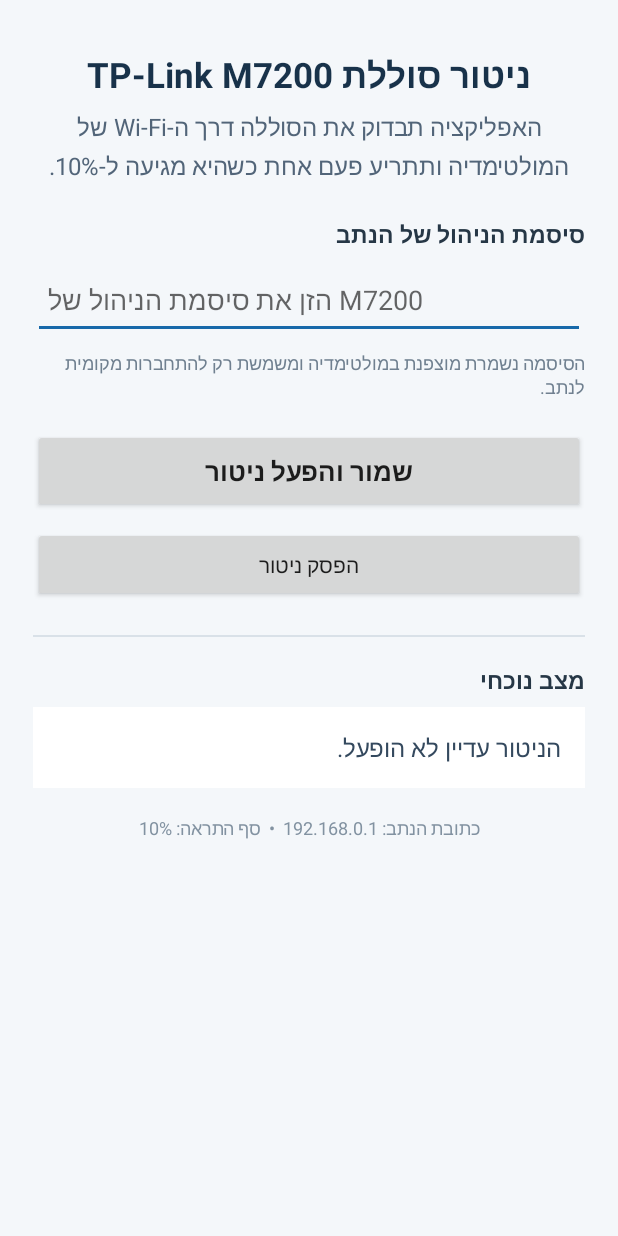
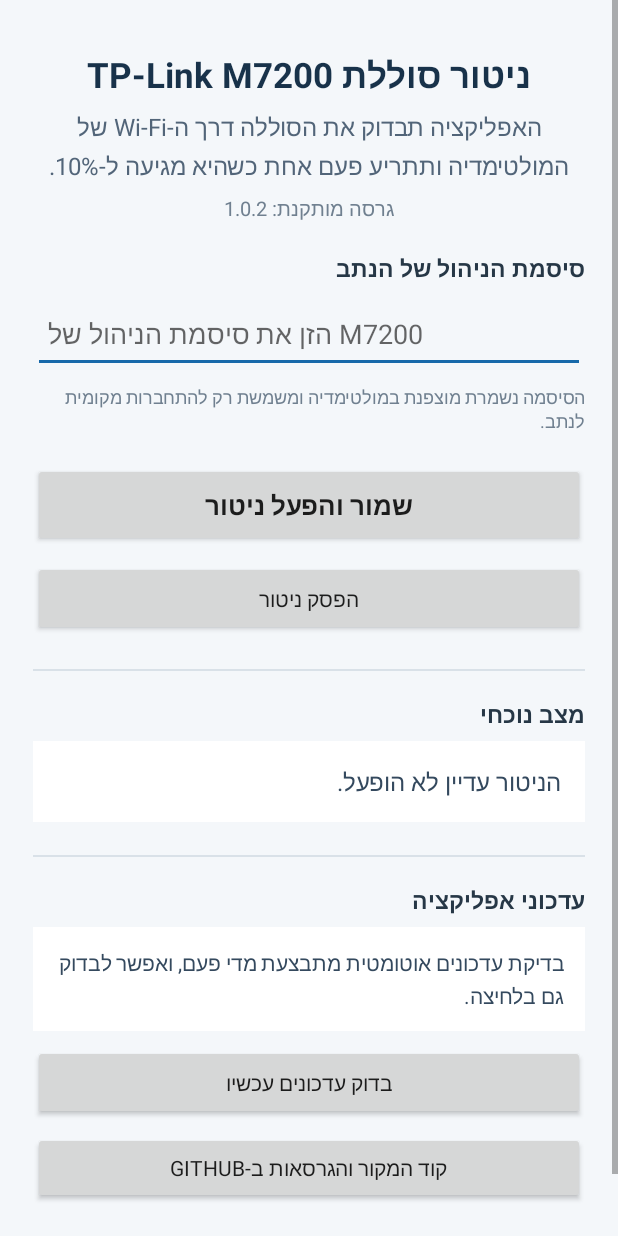
Before and after one commit to HAKOL-MILEMALA/TPLink-Battery-Alert, an Android app: the layout activity_main.xml on its own in the app's theme, with its tools: preview values and no code run, on a phone screen of 412 x 824 dp. Run offline under Robolectric (Android 15) with nearby library versions, the phone set to English and light mode, and no system bars.

Commit message:
Add app update and GitHub controls to main screen

```diff
--- a/app/src/main/res/layout/activity_main.xml
+++ b/app/src/main/res/layout/activity_main.xml
@@ -32,7 +32,17 @@
             android:textSize="16sp"
             android:lineSpacingExtra="4dp"
             android:gravity="center"
-            android:paddingBottom="24dp" />
+            android:paddingBottom="8dp" />
+
+        <TextView
+            android:id="@+id/appVersionText"
+            android:layout_width="match_parent"
+            android:layout_height="wrap_content"
+            android:text="גרסה מותקנת: 1.0.2"
+            android:textColor="#708090"
+            android:textSize="13sp"
+            android:gravity="center"
+            android:paddingBottom="20dp" />
 
         <TextView
             android:layout_width="match_parent"
@@ -105,6 +115,56 @@
             android:textSize="16sp"
             android:lineSpacingExtra="4dp" />
 
+        <View
+            android:layout_width="match_parent"
+            android:layout_height="1dp"
+            android:background="#D9E1E8"
+            android:layout_marginTop="22dp"
+            android:layout_marginBottom="18dp" />
+
+        <TextView
+            android:layout_width="match_parent"
+            android:layout_height="wrap_content"
+            android:text="עדכוני אפליקציה"
+            android:textColor="#263746"
+            android:textSize="15sp"
+            android:textStyle="bold"
+            android:paddingBottom="7dp" />
+
+        <TextView
+            android:id="@+id/updateStatusText"
+            android:layout_width="match_parent"
+            android:layout_height="wrap_content"
+            android:background="#FFFFFF"
+            android:padding="14dp"
+            android:text="בדיקת עדכונים אוטומטית מתבצעת מדי פעם, ואפשר לבדוק גם בלחיצה."
+            android:textColor="#34495E"
+            android:textSize="14sp"
+            android:lineSpacingExtra="3dp" />
+
+        <Button
+            android:id="@+id/checkUpdatesButton"
+            android:layout_width="match_parent"
+            android:layout_height="50dp"
+            android:text="בדוק עדכונים עכשיו"
+            android:layout_marginTop="9dp" />
+
+        <Button
+            android:id="@+id/downloadUpdateButton"
+            android:layout_width="match_parent"
+            android:layout_height="54dp"
+            android:text="הורד והתקן עדכון"
+            android:textStyle="bold"
+            android:layout_marginTop="8dp"
+            android:visibility="gone" />
+
+        <Button
+            android:id="@+id/githubButton"
+            android:layout_width="match_parent"
+            android:layout_height="48dp"
+            android:text="קוד המקור והגרסאות ב-GitHub"
+            android:layout_marginTop="8dp" />
+
         <TextView
             android:layout_width="match_parent"
             android:layout_height="wrap_content"
@@ -112,6 +172,7 @@
             android:textColor="#8292A1"
             android:textSize="12sp"
             android:gravity="center"
-            android:paddingTop="18dp" />
+            android:paddingTop="18dp"
+            android:paddingBottom="8dp" />
     </LinearLayout>
 </ScrollView>
```
